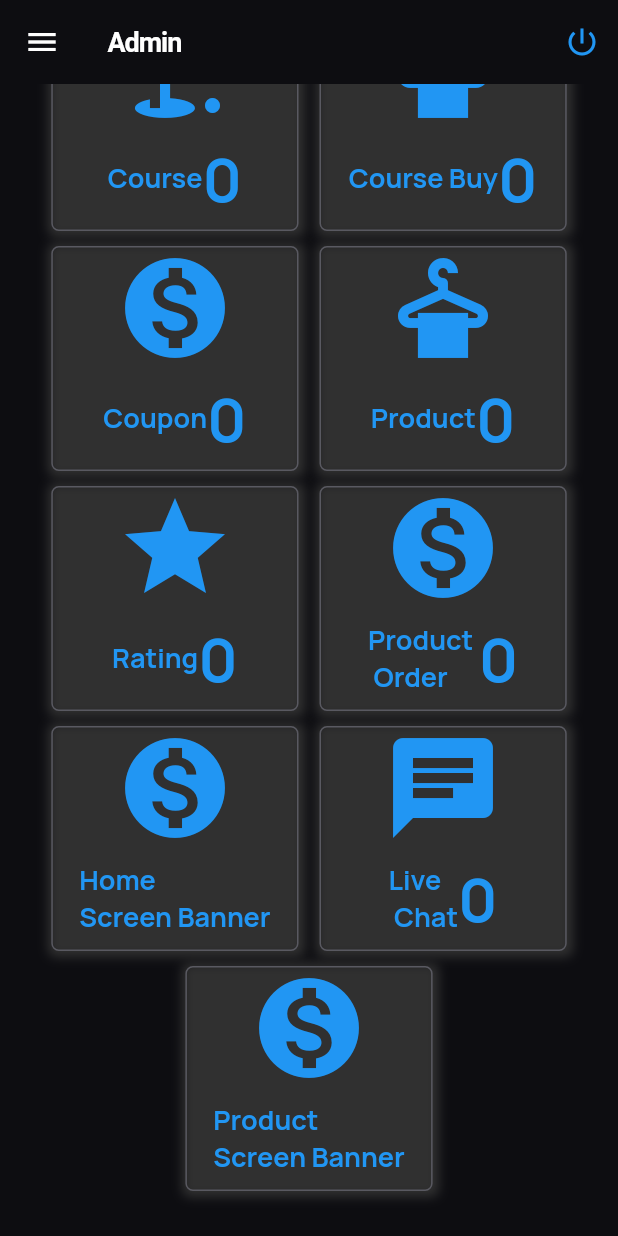
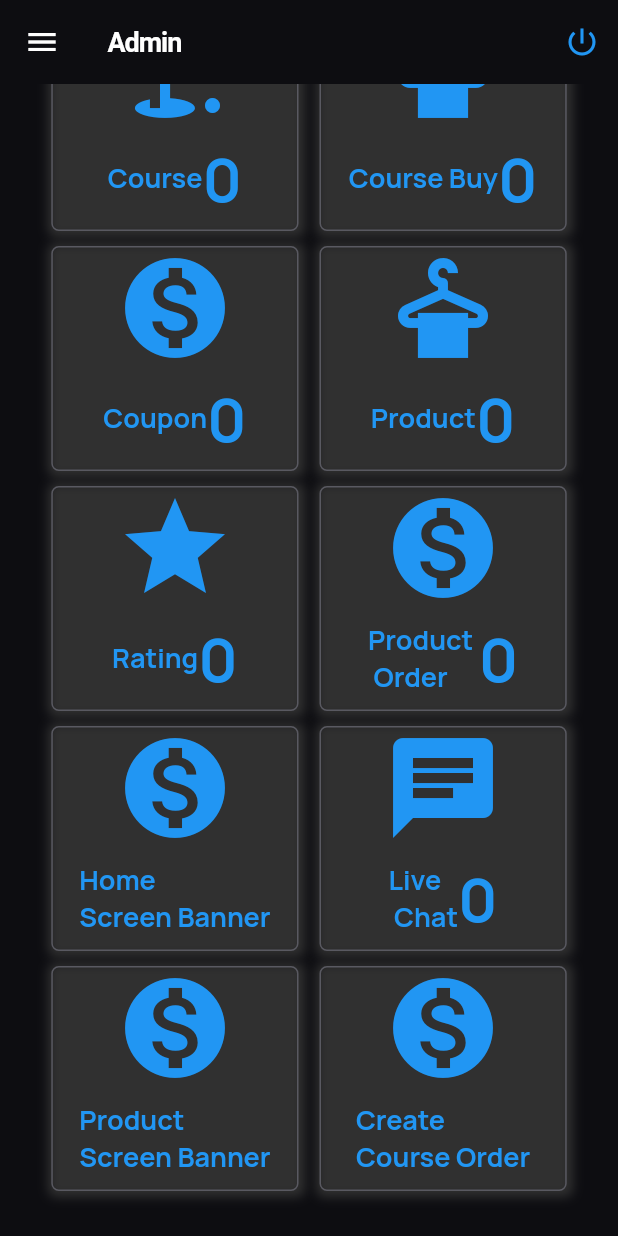
Before and after one commit to lucky93agarwal/Amina-boutique, a Flutter app: the AdminHomeScreen screen opened directly, scrolled down 222 dp, on a phone screen of 412 x 824 dp. Run offline on Flutter 3.47's test engine with Material 2 defaults, Android fonts, the phone set to English and light mode, and no system bars; our stand-ins replace cached_network_image, carousel_slider, cloud_firestore, country_picker, easy_localization, firebase_auth and 18 more; missing offline and left inert: dart:ffi, flutterfire_ui, razorpay_flutter; accounts and stored records are empty; Roboto replaces fonts that are missing (Nexa).

Commit message:
course buy

```diff
--- a/lib/admin/admin_home.dart
+++ b/lib/admin/admin_home.dart
@@ -1216,7 +1216,62 @@ class _AdminHomeScreenState extends State<AdminHomeScreen> {
                         ),
                       ),
                     ),
+                    InkWell(
+                      onTap:(){
 
+                        nextScreen(context, AdminProductBannerScreen());
+                      },
+                      child: Container(
+                        height: 150,
+                        margin: const EdgeInsets.symmetric(horizontal: 7),
+                        width: width*0.4,
+                        decoration: BoxDecoration(
+                          boxShadow: [
+                            BoxShadow(
+                              blurRadius: 5.0,
+                              color: Color(0xFF303030),
+                              spreadRadius: 3,
+                              offset: Offset(
+                                1,
+                                1,
+                              ),
+                            ),
+                          ],
+                          borderRadius: BorderRadius.all(Radius.circular(
+                              5.0) //                 <--- border radius here
+                          ),
+                          border: Border.all(color: Color(0xff595961)),),
+                        child: Column(
+                          mainAxisAlignment: MainAxisAlignment.end,
+                          children: [
+                            Container(
+                              margin: const EdgeInsets.symmetric(horizontal: 10),
+                              child: Icon(
+                                Icons.monetization_on,
+                                color: Colors.blue,
+                                size: 80,
+                              ),
+                            ),
+                            Expanded(
+                              child: Row(
+                                mainAxisAlignment: MainAxisAlignment.center,
+                                crossAxisAlignment: CrossAxisAlignment.center,
+                                children: [
+                                  Text(
+                                    "Create \nCourse Order",
+                                    style: TextStyle(
+                                        color: Colors.blue,
+                                        fontSize: 18,
+                                        fontWeight: FontWeight.bold),
+                                  ),
+                                ],
+                              ),
+                            ),
+
+                          ],
+                        ),
+                      ),
+                    ),
                   ],
                 ),
               ),
```
Also changed, not shown: lib/admin/admin_course_buy_list.dart (+20 -8 lines), lib/screen/razorpay.dart (+6 -1 lines).
